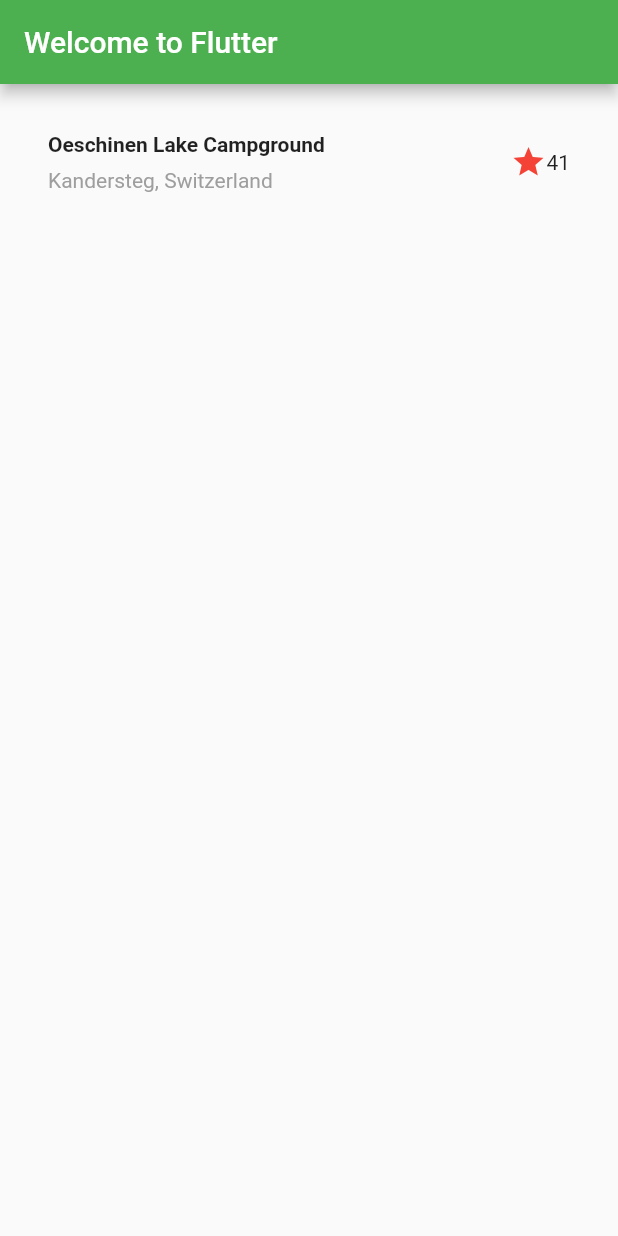
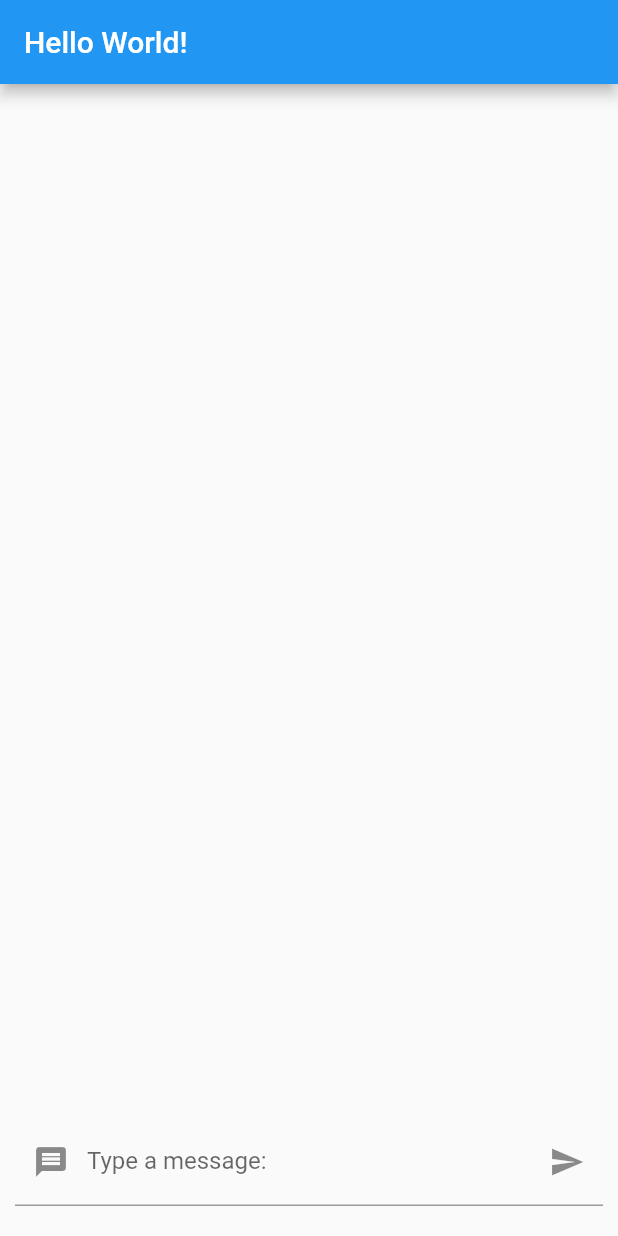
Before and after one commit to 11grossmane/canasta_mobile, a Flutter app: the screen it shows after launch, on a phone screen of 412 x 824 dp. Run offline on Flutter 3.47's test engine with Material 2 defaults, Android fonts, the phone set to English and light mode, and no system bars.

Commit message:
list of posts

```diff
--- a/lib/main.dart
+++ b/lib/main.dart
@@ -12,114 +12,160 @@ class MyApp extends StatelessWidget {
     return MaterialApp(
       title: 'flutter layout demo',
       theme: ThemeData(
-        // This is the theme of your application.
-        //
-        // Try running your application with "flutter run". You'll see the
-        // application has a blue toolbar. Then, without quitting the app, try
-        // changing the primarySwatch below to Colors.green and then invoke
-        // "hot reload" (press "r" in the console where you ran "flutter run",
-        // or simply save your changes to "hot reload" in a Flutter IDE).
-        // Notice that the counter didn't reset back to zero; the application
-        // is not restarted.
-        primarySwatch: Colors.green,
-        // This makes the visual density adapt to the platform that you run
-        // the app on. For desktop platforms, the controls will be smaller and
-        // closer together (more dense) than on mobile platforms.
+        primarySwatch: Colors.blue,
         visualDensity: VisualDensity.adaptivePlatformDensity,
       ),
-      home: Scaffold(
-          appBar: AppBar(
-            title: Text('Welcome to Flutter'),
-          ),
-          body: Column(
-            children: [t.titleSection],
-          )),
-      //home: MyHomePage(title: 'Flutter Demo Home Page'),
+      home: MyHomePage(),
     );
   }
 }
 
+class Post {
+  String body;
+  String author;
+  int likes = 0;
+  bool userLiked = false;
+
+  Post({this.body, this.author});
+
+  void likePost() {
+    this.likes++;
+    userLiked = true;
+  }
+}
+
 class MyHomePage extends StatefulWidget {
-  MyHomePage({Key key, this.title}) : super(key: key);
-
-  // This widget is the home page of your application. It is stateful, meaning
-  // that it has a State object (defined below) that contains fields that affect
-  // how it looks.
-
-  // This class is the configuration for the state. It holds the values (in this
-  // case the title) provided by the parent (in this case the App widget) and
-  // used by the build method of the State. Fields in a Widget subclass are
-  // always marked "final".
-
-  final String title;
-
   @override
   _MyHomePageState createState() => _MyHomePageState();
 }
 
 class _MyHomePageState extends State<MyHomePage> {
-  int _counter = 0;
+  String text = '';
+  List<Post> posts = [];
 
-  void _incrementCounter() {
-    setState(() {
-      // This call to setState tells the Flutter framework that something has
-      // changed in this State, which causes it to rerun the build method below
-      // so that the display can reflect the updated values. If we changed
-      // _counter without calling setState(), then the build method would not be
-      // called again, and so nothing would appear to happen.
-      _counter++;
+  void newPost([String text, String author = 'Eric']) {
+    this.setState(() {
+      posts.add(new Post(body: text, author: author));
     });
+  }
+  // void press(String text) {
+  //   this.setState(() {
+  //     this.text = text;
+  //   });
+  // }
+
+  @override
+  Widget build(BuildContext context) {
+    return Scaffold(
+        appBar: AppBar(title: Text('Hello World!')),
+        body: Column(children: <Widget>[
+          Expanded(
+              child: PostList(
+            listItems: this.posts,
+          )),
+          TextInputWidget(
+            callback: this.newPost,
+          ),
+        ]));
+  }
+}
+
+class TextInputWidget extends StatefulWidget {
+  final Function(String, [String]) callback;
+  TextInputWidget({this.callback});
+
+  @override
+  _TextInputWidgetState createState() => _TextInputWidgetState();
+}
+
+class _TextInputWidgetState extends State<TextInputWidget> {
+  @override
+  final controller = TextEditingController();
+
+  @override
+  void dispose() {
+    super.dispose();
+    controller.dispose();
+  }
+
+  void click() {
+    FocusScope.of(context).unfocus();
+    widget.callback(controller.text);
+    controller.clear();
   }
 
   @override
   Widget build(BuildContext context) {
-    // This method is rerun every time setState is called, for instance as done
-    // by the _incrementCounter method above.
-    //
-    // The Flutter framework has been optimized to make rerunning build methods
-    // fast, so that you can just rebuild anything that needs updating rather
-    // than having to individually change instances of widgets.
-    return Scaffold(
-      appBar: AppBar(
-        // Here we take the value from the MyHomePage object that was created by
-        // the App.build method, and use it to set our appbar title.
-        title: Text(widget.title),
+    return Container(
+        padding: EdgeInsets.only(bottom: 20, left: 10, right: 10),
+        child: TextField(
+          // onChanged: (text) => {this.changeText(text)},
+          controller: this.controller,
+          onEditingComplete: () => {print('complete')},
+          onSubmitted: (text) {
+            this.click();
+          },
+          decoration: InputDecoration(
+              prefixIcon: Icon(Icons.message),
+              suffixIcon: IconButton(
+                icon: Icon(Icons.send),
+                tooltip: 'Post Message',
+                splashColor: Colors.grey[500],
+                onPressed: () {
+                  this.click();
+                },
               ),
-      body: Center(
-        // Center is a layout widget. It takes a single child and positions it
-        // in the middle of the parent.
-        child: Column(
-          // Column is also a layout widget. It takes a list of children and
-          // arranges them vertically. By default, it sizes itself to fit its
-          // children horizontally, and tries to be as tall as its parent.
-          //
-          // Invoke "debug painting" (press "p" in the console, choose the
-          // "Toggle Debug Paint" action from the Flutter Inspector in Android
-          // Studio, or the "Toggle Debug Paint" command in Visual Studio Code)
-          // to see the wireframe for each widget.
-          //
-          // Column has various properties to control how it sizes itself and
-          // how it positions its children. Here we use mainAxisAlignment to
-          // center the children vertically; the main axis here is the vertical
-          // axis because Columns are vertical (the cross axis would be
-          // horizontal).
-          mainAxisAlignment: MainAxisAlignment.center,
+              labelText: "Type a message:"),
+        ));
+  }
+}
+
+class PostList extends StatefulWidget {
+  final List<Post> listItems;
+
+  PostList({this.listItems});
+
+  @override
+  _PostListState createState() => _PostListState();
+}
+
+class _PostListState extends State<PostList> {
+  @override
+  Widget build(BuildContext context) {
+    return ListView.builder(
+        itemCount: this.widget.listItems.length,
+        itemBuilder: (context, i) {
+          var post = this.widget.listItems[i];
+          return Card(
+            child: Row(
+              children: [
+                Expanded(
+                  child: ListTile(
+                    title: Text(post.body),
+                    subtitle: Text(post.author),
+                  ),
+                ),
+                Row(
                   children: <Widget>[
-            Text(
-              'You have pushed the button this many times:',
+                    Container(
+                      child: Text(post.likes.toString(),
+                          style: TextStyle(fontSize: 20)),
+                      padding: EdgeInsets.fromLTRB(1, 1, 4, 1),
                     ),
-            Text(
-              '$_counter',
-              style: Theme.of(context).textTheme.headline4,
-            ),
+                    IconButton(
+                      icon: Icon(Icons.thumb_up_alt),
+                      onPressed: () {
+                        this.setState(() {
+                          post.likePost();
+                        });
+                      },
+                      color: post.userLiked ? Colors.green : null,
+                    )
+                  ],
+                )
               ],
             ),
-      ),
-      floatingActionButton: FloatingActionButton(
-        onPressed: _incrementCounter,
-        tooltip: 'Increment',
-        child: Icon(Icons.add),
-      ), // This trailing comma makes auto-formatting nicer for build methods.
           );
+        });
   }
 }
```
Also changed, not shown: 1 other file. Lines whose indentation alone changed are shown as unchanged.
